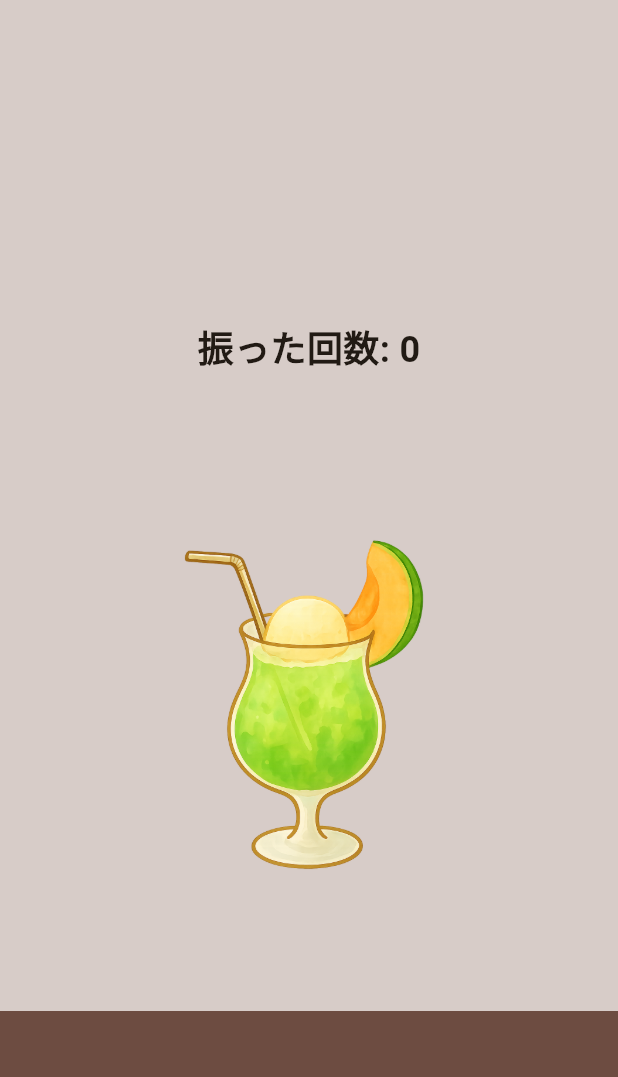
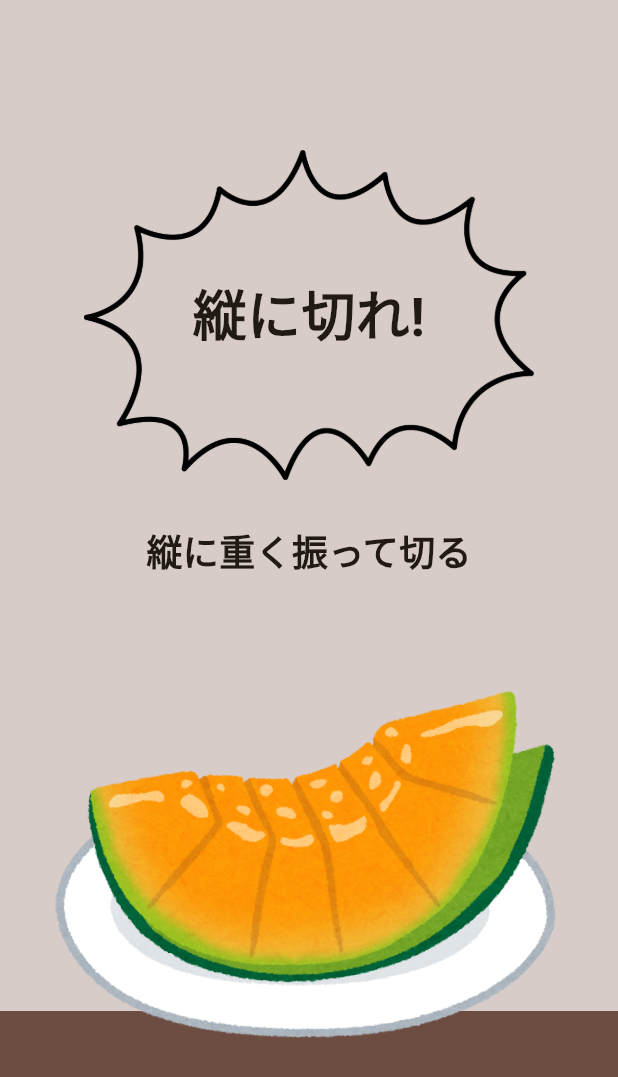
Before and after one commit to mercy34mercy/watnow_hackathon_2025_team1, a Flutter app: the CookMelonScreen screen opened by its route, on a phone screen of 412 x 824 dp. Shown: the top 1077 px of the screen. Run offline on Flutter 3.47's test engine with Material 3 defaults, Android fonts, the phone set to English and light mode, and no system bars; our stand-ins replace audioplayers, sensors_plus, shared_preferences, vibration; accounts and stored records are empty.

Commit message:
melonjuiceの調理過程機能を作りました

```diff
--- a/lib/screens/cook_melon.dart
+++ b/lib/screens/cook_melon.dart
@@ -20,7 +20,19 @@ class _CookMelonScreenState extends State<CookMelonScreen> with SingleTickerProv
   bool _isShaking = false;
   bool _canHarvest = false;
   double _carrotPosition = 0;
+
+  // Cooking phases
+  bool _isVerticalCut = false;
+  bool _isHorizontalCut = false;
+  bool _isFineCutting = false;
+  bool _isShakePhase = false;
+  bool _isCooked = false;
+
+  int _fineCutCount = 0;
+  int _shakePhaseCount = 0;
+
   final AudioPlayer _bgmPlayer = AudioPlayer();
+  final AudioPlayer _soundPlayer = AudioPlayer();
 
   @override
   void initState() {
@@ -45,20 +57,19 @@ class _CookMelonScreenState extends State<CookMelonScreen> with SingleTickerProv
 
   void _startAccelerometer() {
     _accelerometerSubscription = accelerometerEventStream().listen((event) {
-      double magnitude =  event.y.abs();
-      if (magnitude > 15 && !_isShaking) {
+      double verticalMagnitude = event.y.abs();
+      double horizontalMagnitude = event.x.abs();
+
+      // フェーズ1: 縦に重く振って切る
+      if (!_isVerticalCut && verticalMagnitude > 20 && !_isShaking) {
         _isShaking = true;
         _animationController.forward().then((_) {
           _animationController.reverse();
         });
+        _soundPlayer.play(AssetSource('cut.mp3'));
 
         setState(() {
-          _shakeCount++;
-          _carrotPosition = min(_shakeCount * 2.0, 20.0);
-
-          if (_shakeCount >= 8) {
-            _canHarvest = true;
-          }
+          _isVerticalCut = true;
         });
 
         Future.delayed(const Duration(milliseconds: 300), () {
@@ -66,10 +77,70 @@ class _CookMelonScreenState extends State<CookMelonScreen> with SingleTickerProv
         });
       }
 
-      if (_canHarvest && magnitude > 25) {
+      // フェーズ2: 横に重く振って切る
+      else if (_isVerticalCut && !_isHorizontalCut && horizontalMagnitude > 20 && !_isShaking) {
+        _isShaking = true;
+        _animationController.forward().then((_) {
+          _animationController.reverse();
+        });
+        _soundPlayer.play(AssetSource('cut.mp3'));
+
+        setState(() {
+          _isHorizontalCut = true;
+          _isFineCutting = true;
+        });
+
+        Future.delayed(const Duration(milliseconds: 300), () {
+          _isShaking = false;
+        });
+      }
+
+      // フェーズ3: 軽く縦に振って細かく切る
+      else if (_isFineCutting && !_isShakePhase && verticalMagnitude > 8 && !_isShaking) {
+        _isShaking = true;
+        _animationController.forward().then((_) {
+          _animationController.reverse();
+        });
+        _soundPlayer.play(AssetSource('cut.mp3'));
+
+        setState(() {
+          _fineCutCount++;
+          if (_fineCutCount >= 5) {
+            _isFineCutting = false;
+            _isShakePhase = true;
+          }
+        });
+
+        Future.delayed(const Duration(milliseconds: 200), () {
+          _isShaking = false;
+        });
+      }
+
+      // フェーズ4: シェイク（30回縦に細かく振る）
+      else if (_isShakePhase && !_isCooked && verticalMagnitude > 8 && !_isShaking) {
+        _isShaking = true;
+        _animationController.forward().then((_) {
+          _animationController.reverse();
+        });
+        _soundPlayer.play(AssetSource('shake.mp3'));
+
+        setState(() {
+          _shakePhaseCount++;
+          if (_shakePhaseCount >= 30) {
+            _isCooked = true;
+            _soundPlayer.play(AssetSource('complete.mp3'));
+          }
+        });
+
+        Future.delayed(const Duration(milliseconds: 100), () {
+          _isShaking = false;
+        });
+      }
+
+      if (_canHarvest && verticalMagnitude > 25) {
         _accelerometerSubscription?.cancel();
         if (mounted) {
-          Navigator.pushReplacementNamed(context, '/result');
+          Navigator.pushReplacementNamed(context, '/result/melon');
         }
       }
     });
@@ -83,6 +154,7 @@ class _CookMelonScreenState extends State<CookMelonScreen> with SingleTickerProv
     _accelerometerSubscription?.cancel();
     _animationController.dispose();
     _bgmPlayer.dispose();
+    _soundPlayer.dispose();
     super.dispose();
   }
 
@@ -101,24 +173,100 @@ class _CookMelonScreenState extends State<CookMelonScreen> with SingleTickerProv
               color: Colors.brown[600],
             ),
           ),
+          Positioned(
+            left: 0,
+            right: 0,
+            bottom: 45,
+            child: _isCooked
+                ? Center(
+                    child: ElevatedButton(
+                      onPressed: () {
+                        Navigator.pushNamed(context, '/');
+                      },
+                      child: Text('ホーム画面に戻る', style: TextStyle(fontSize: 20)),
+                      style: ElevatedButton.styleFrom(
+                        backgroundColor: const Color.fromARGB(
+                          255,
+                          255,
+                          166,
+                          71,
+                        ),
+                        padding: const EdgeInsets.symmetric(
+                          horizontal: 32,
+                          vertical: 16,
+                        ),
+                      ),
+                    ),
+                  )
+                : SizedBox(),
+          ),
           Center(
             child: Column(
               mainAxisAlignment: MainAxisAlignment.center,
               children: [
-                Text(
-                  '振った回数: $_shakeCount',
-                  style: const TextStyle(fontSize: 24, fontWeight: FontWeight.bold),
+                Stack(
+                  alignment: Alignment.center,
+                  children: [
+                    _isCooked
+                        ? SizedBox(height: 0)
+                        : Image.asset('assets/bikkurisen.png', width: 300),
+                    Text(
+                      _isCooked
+                          ? 'できあがりました!'
+                          : _isShakePhase
+                              ? 'シェイクせよ!'
+                              : _isFineCutting
+                                  ? '細かく切れ!'
+                                  : _isHorizontalCut
+                                      ? '準備完了!'
+                                      : _isVerticalCut
+                                          ? '横に切れ!'
+                                          : '縦に切れ!',
+                      style: TextStyle(
+                        fontSize: _isCooked ? 33 : 36,
+                        fontWeight: FontWeight.bold,
+                      ),
+                      textAlign: TextAlign.center,
+                    ),
+                  ],
                 ),
-                const SizedBox(height: 20),
-                if (_canHarvest)
-                  const Text(
-                    '思いっきり振り上げて収穫！',
-                    style: TextStyle(
-                      fontSize: 20,
-                      color: Colors.red,
+                const SizedBox(height: 30),
+                if (!_isVerticalCut) ...[
+                  Text(
+                    '縦に重く振って切る',
+                    style: const TextStyle(
+                      fontSize: 24,
                       fontWeight: FontWeight.bold,
                     ),
                   ),
+                ],
+                if (_isVerticalCut && !_isHorizontalCut) ...[
+                  Text(
+                    '横に重く振って切る',
+                    style: const TextStyle(
+                      fontSize: 24,
+                      fontWeight: FontWeight.bold,
+                    ),
+                  ),
+                ],
+                if (_isFineCutting) ...[
+                  Text(
+                    '軽く縦に振る: $_fineCutCount / 5',
+                    style: const TextStyle(
+                      fontSize: 24,
+                      fontWeight: FontWeight.bold,
+                    ),
+                  ),
+                ],
+                if (_isShakePhase && !_isCooked) ...[
+                  Text(
+                    'シェイク: $_shakePhaseCount / 30',
+                    style: const TextStyle(
+                      fontSize: 24,
+                      fontWeight: FontWeight.bold,
+                    ),
+                  ),
+                ],
                 const SizedBox(height: 40),
                 AnimatedBuilder(
                   animation: _shakeAnimation,
@@ -128,7 +276,9 @@ class _CookMelonScreenState extends State<CookMelonScreen> with SingleTickerProv
                       child: Transform.translate(
                         offset: Offset(0, -_carrotPosition),
                         child: Image.asset(
-                          'assets/melonjuice.png',
+                          _isCooked
+                              ? 'assets/melonjuice.png'
+                              : 'assets/melon.png',
                           height: 300,
                         ),
                       ),
```
